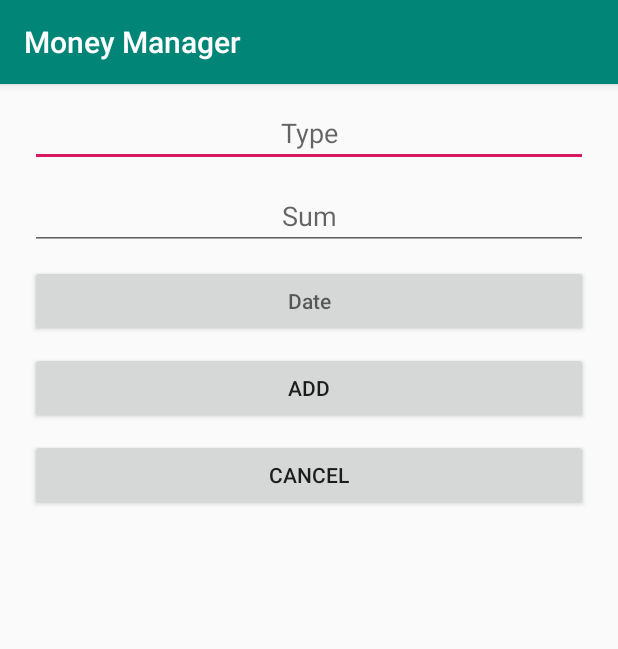
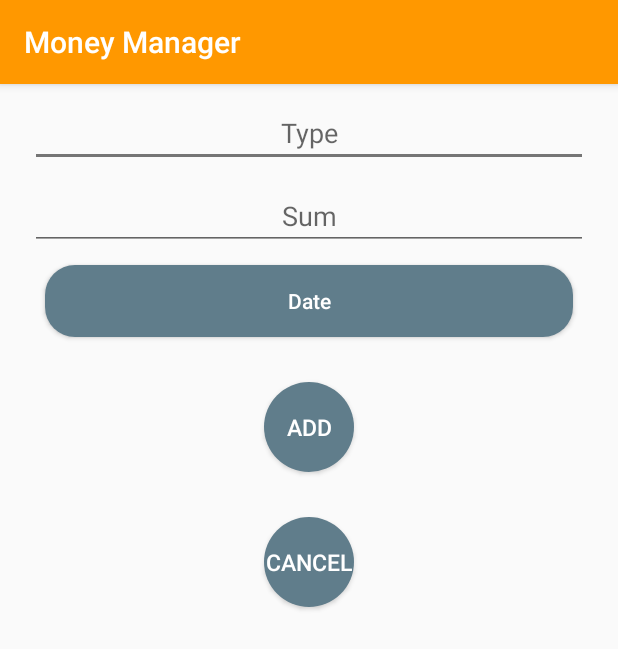
Before and after one commit to CiprianCiobanu123/androidProjects, an Android app: the AddIncome screen opened directly, with no data from a screen before it, on a phone screen of 412 x 824 dp. Shown: the top 649 px of the screen. Run offline under Robolectric (Android 15) with nearby library versions, the light colour scheme and no system bars.

Commit message:
Varianta finala - momentan - 1 noaptea

```diff
--- /dev/null
+++ b/MoneyManager/app/src/main/res/drawable/rectangularbutton.xml
@@ -0,0 +1,5 @@
+<?xml version="1.0" encoding="utf-8"?>
+<shape xmlns:android="http://schemas.android.com/apk/res/android">
+    <solid android:color="#607D8B"/>
+    <corners android:radius="20dp"/>
+</shape>
--- /dev/null
+++ b/MoneyManager/app/src/main/res/drawable/roundedbutton.xml
@@ -0,0 +1,9 @@
+<?xml version="1.0" encoding="utf-8"?>
+<selector xmlns:android="http://schemas.android.com/apk/res/android">
+    <item>
+        <shape android:shape="oval">
+            <solid android:color="#607D8B"/>
+            <size android:width="150dp" android:height="150dp"/>
+        </shape>
+    </item>
+</selector>
--- a/MoneyManager/app/src/main/res/layout/activity_add_income.xml
+++ b/MoneyManager/app/src/main/res/layout/activity_add_income.xml
@@ -35,29 +35,48 @@
         android:id="@+id/btnDate"
         android:layout_width="match_parent"
         android:layout_height="wrap_content"
-        android:layout_marginLeft="20dp"
+        android:layout_gravity="center_horizontal|center_vertical"
+        android:layout_marginLeft="30dp"
         android:layout_marginTop="10dp"
-        android:layout_marginRight="20dp"
-        android:hint="@string/date" />
+        android:layout_marginRight="30dp"
+        android:background="@drawable/rectangularbutton"
+        android:gravity="center_horizontal|center_vertical"
+        android:hint="Date"
+        android:padding="10dp"
+        android:textColor="#ffffff"
+        android:textColorHint="#ffffff" />
+
+
 
     <Button
+        android:layout_width="60dp"
+        android:layout_height="60dp"
+        android:layout_gravity="center_horizontal"
+        android:layout_marginLeft="20dp"
+        android:layout_marginTop="30dp"
+        android:layout_marginRight="20dp"
+        android:background="@drawable/roundedbutton"
+        android:gravity="center_horizontal|center_vertical"
+        android:textColor="#FFFFFF"
+        android:textColorHint="#0FFFFFFF"
+        android:textSize="15dp"
         android:id="@+id/btnAdd"
-        android:layout_width="match_parent"
-        android:layout_height="wrap_content"
-        android:layout_marginLeft="20dp"
-        android:layout_marginTop="10dp"
-        android:layout_marginRight="20dp"
-        android:gravity="center_horizontal|center_vertical"
         android:text="@string/add" />
 
     <Button
         android:id="@+id/btnCancel"
-        android:layout_width="match_parent"
-        android:layout_height="wrap_content"
+        android:layout_width="60dp"
+        android:layout_height="60dp"
+        android:layout_gravity="center_horizontal"
         android:layout_marginLeft="20dp"
-        android:layout_marginTop="10dp"
+        android:layout_marginTop="30dp"
         android:layout_marginRight="20dp"
+        android:background="@drawable/roundedbutton"
         android:gravity="center_horizontal|center_vertical"
-        android:text="@string/cancel" />
+        android:text="@string/cancel"
+        android:textColor="#FFFFFF"
+        android:textColorHint="#0FFFFFFF"
+        android:textSize="15dp"
+ />
 
 </LinearLayout>
--- a/MoneyManager/app/src/main/res/values/colors.xml
+++ b/MoneyManager/app/src/main/res/values/colors.xml
@@ -1,6 +1,7 @@
 <?xml version="1.0" encoding="utf-8"?>
 <resources>
-    <color name="colorPrimary">#008577</color>
-    <color name="colorPrimaryDark">#00574B</color>
-    <color name="colorAccent">#D81B60</color>
+    <color name="colorPrimary">#FF9800</color>
+    <color name="colorPrimaryDark">#F57C00</color>
+    <color name="colorAccent">#757575</color>
+    <color name="lightPrimaryColor">#FFE0B2</color>
 </resources>
--- a/MoneyManager/app/src/main/res/values/styles.xml
+++ b/MoneyManager/app/src/main/res/values/styles.xml
@@ -8,4 +8,6 @@
         <item name="colorAccent">@color/colorAccent</item>
     </style>
 
+
+
 </resources>
```
Also changed, not shown: MoneyManager/app/src/main/java/com/example/moneymanager/ShowIncome.java (+0 -22 lines), MoneyManager/app/src/main/java/com/example/moneymanager/moneyExpanded.java (+1 -11 lines), MoneyManager/app/src/main/res/layout/activity_add_expense.xml (+27 -12 lines), MoneyManager/app/src/main/res/layout/activity_money_expanded.xml (+22 -13 lines), MoneyManager/app/src/main/res/layout/activity_show_income.xml (+0 -8 lines).
